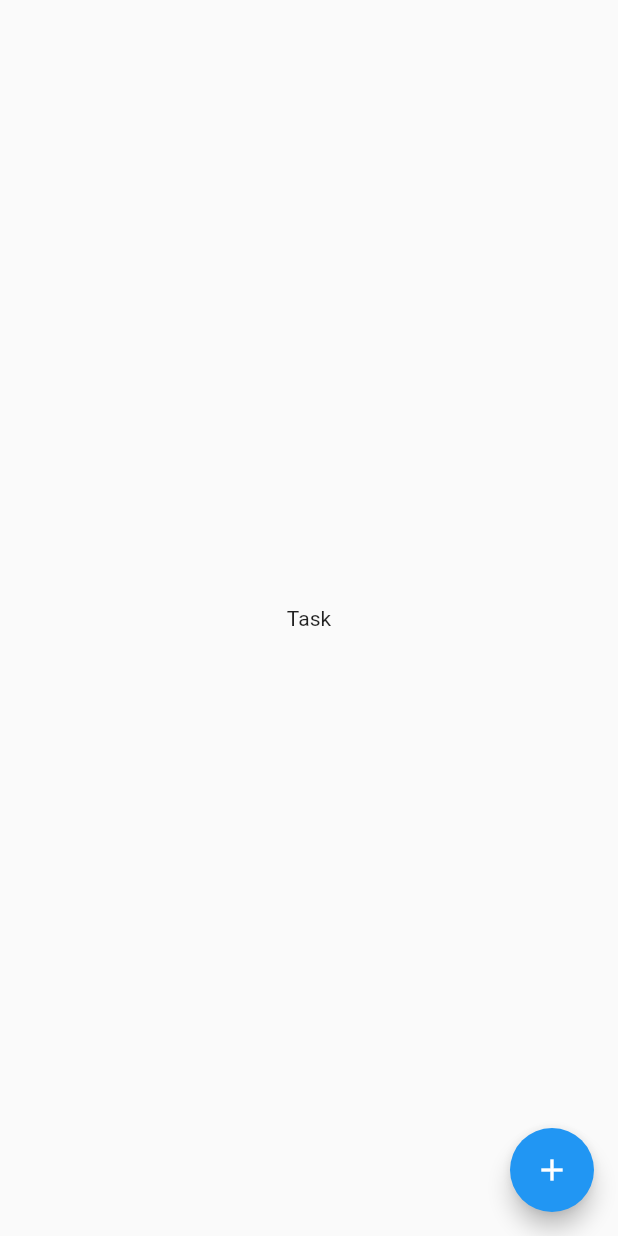
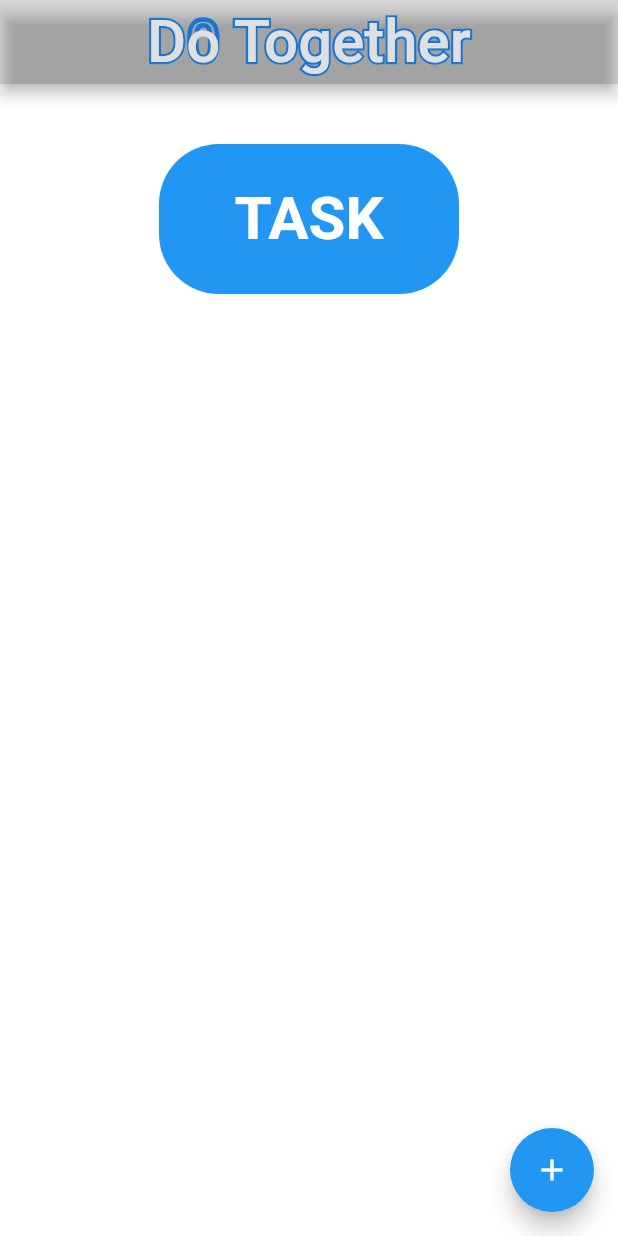
Before and after one commit to deepak-gup7a/do_together, a Flutter app: the screen it shows after launch, on a phone screen of 412 x 824 dp. Run offline on Flutter 3.47's test engine with Material 2 defaults, Android fonts, the phone set to English and light mode, and no system bars.

Commit message:
UI design in home file

```diff
--- a/lib/Home.dart
+++ b/lib/Home.dart
@@ -6,15 +6,99 @@ class Home extends StatelessWidget {
   @override
   Widget build(BuildContext context) {
     return Scaffold(
+      backgroundColor: Colors.white38,
+      appBar: AppBar(
+        backgroundColor: Colors.black12,
+        title: Center(
+            child: Stack(
+              children: <Widget>[
+                // Stroked text as border.
+                Text(
+                  'D0 Together',
+                  style: TextStyle(
+                    fontSize: 40,
+                    foreground: Paint()
+                      ..style = PaintingStyle.stroke
+                      ..strokeWidth = 3
+                      ..color = Colors.blue[700],
+                  ),
+                ),
+                // Solid text as fill.
+                Text(
+                  'Do Together',
+                  style: TextStyle(
+                    fontSize: 40,
+                    color: Colors.grey[300],
+                  ),
+                ),
+              ],
+            )
+            ),
+      ),
       body: Center(
-        child: Text(
-          'Task'
+        child: Center(
+          child: Column(
+            mainAxisSize: MainAxisSize.max,
+            children: <Widget>[
+              SizedBox(
+                height: 40.0,
+              ),
+              // Container(
+              //   height: 80.0,
+              //   width: 200.0,
+              //   color: Colors.blueGrey,
+              //   child: Center(
+              //     child: Text(
+              //       'TASK',
+              //       style: TextStyle(
+              //         fontWeight: FontWeight.bold,
+              //         fontStyle: FontStyle.normal,
+              //         color: Colors.white.withOpacity(1.0),
+              //         //height: 2.0,
+              //         fontSize: 40.0,
+              //       ),
+              //       //style: DefaultTextStyle.of(context).style.apply(fontSizeFactor: 1.2),
+              //     ),
+              //   ),
+              // ),
+              new Container(
+                height: 100.0,
+                width: 200.0,
+                color: Colors.transparent,
+                child: new Container(
+                    decoration: new BoxDecoration(
+                        color: Colors.blue,
+                        borderRadius: new BorderRadius.only(
+                          topLeft: const Radius.circular(40.0),
+                          topRight: const Radius.circular(40.0),
+                          bottomRight: const Radius.circular(40.0),
+                          bottomLeft: const Radius.circular(40.0),
+
+                        )
+                    ),
+                    child: new Center(
+                      child: new Text(
+                        'TASK',
+                        style: TextStyle(
+                          fontWeight: FontWeight.bold,
+                          fontStyle: FontStyle.normal,
+                          color: Colors.white.withOpacity(1.0),
+                          //height: 2.0,
+                          fontSize: 40.0,
+                        ),
+                        //style: DefaultTextStyle.of(context).style.apply(fontSizeFactor: 1.2),
+                      ),
+                    )
+                ),
+              ),
+            ],
+          ),
         ),
       ),
       floatingActionButton: FloatingActionButton(
         child: Icon(Icons.add),
-        onPressed: (){
-          Navigator.push(context, MaterialPageRoute(builder:(context){
+        onPressed: () {
+          Navigator.push(context, MaterialPageRoute(builder: (context) {
             return AddTaskForm();
           }));
         },
@@ -22,3 +106,18 @@ class Home extends StatelessWidget {
     );
   }
 }
+// Text(
+// 'Greetings, planet!',
+// style: TextStyle(
+// fontSize: 40,
+// foreground: Paint()
+// ..shader = ui.Gradient.linear(
+// const Offset(0, 20),
+// const Offset(150, 20),
+// <Color>[
+// Colors.red,
+// Colors.yellow,
+// ],
+// )
+// ),
+// )
```
